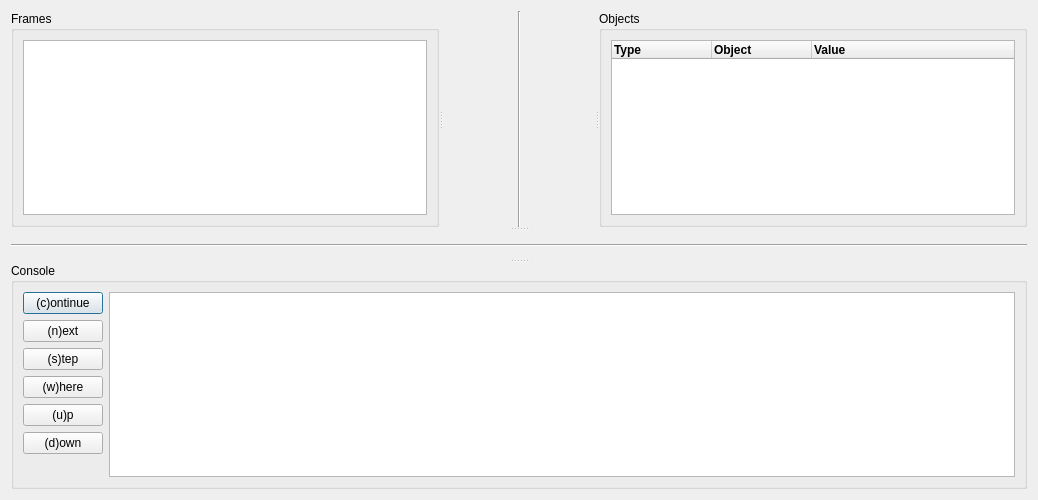
This is helpus/resource/ui/main.ui in tov101/HelpUs as Qt 5 draws it before an edit. The edited form follows.
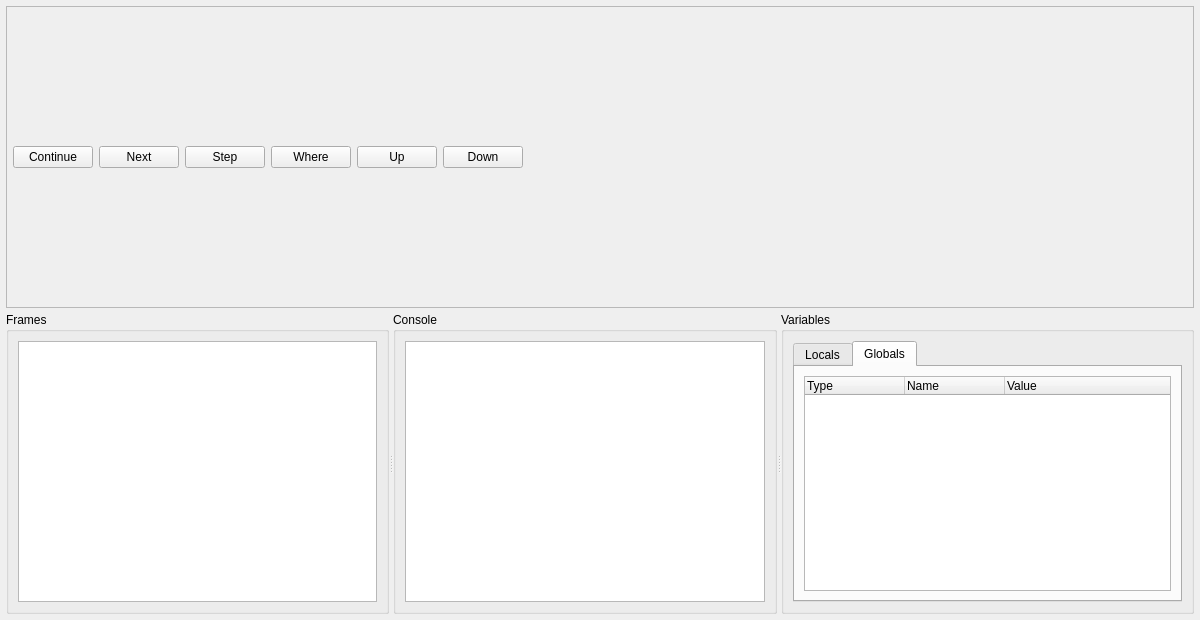
This is the edited form. The open tabs and pages were chosen to show the change. Icons and pictures are not drawn.

Commit message:
Redesign UI to three-column layout (Option C)
- Toolbar row at top: Continue/Next/Step/Where/Up/Down buttons
  with tooltips and pdb_command property for clean dispatch
- Single horizontal QSplitter: Frames | Console | Variables (20/50/30%)
- Variables panel: QTabWidget with separate Locals and Globals trees
- frames.py: add tw_globals, _populate_trees() helper, fix str(name)
  for list/set indices in tree items, simplify __refresh
- buttons.py: dispatch via property('pdb_command') with fallback
- main.ui: updated to match new structure (Qt Designer reference)

Diff of the .ui file:
```diff
--- a/helpus/resource/ui/main.ui
+++ b/helpus/resource/ui/main.ui
@@ -6,8 +6,8 @@
    <rect>
     <x>0</x>
     <y>0</y>
-    <width>1038</width>
-    <height>500</height>
+    <width>1200</width>
+    <height>620</height>
    </rect>
   </property>
   <property name="windowTitle">
@@ -17,202 +17,165 @@
    <iconset resource="../resource.qrc">
     <normaloff>:/snake.ico</normaloff>:/snake.ico</iconset>
   </property>
-  <layout class="QGridLayout" name="gridLayout_3">
-   <item row="0" column="0">
-    <widget class="QSplitter" name="splitter_2">
+  <layout class="QVBoxLayout" name="rootLayout">
+   <property name="spacing">
+    <number>4</number>
+   </property>
+   <property name="leftMargin">
+    <number>6</number>
+   </property>
+   <property name="topMargin">
+    <number>6</number>
+   </property>
+   <property name="rightMargin">
+    <number>6</number>
+   </property>
+   <property name="bottomMargin">
+    <number>6</number>
+   </property>
+   <!-- Toolbar row -->
+   <item>
+    <widget class="QFrame" name="toolbar">
+     <property name="frameShape">
+      <enum>QFrame::StyledPanel</enum>
+     </property>
+     <property name="frameShadow">
+      <enum>QFrame::Raised</enum>
+     </property>
+     <layout class="QHBoxLayout" name="toolbarLayout">
+      <property name="spacing">
+       <number>6</number>
+      </property>
+      <property name="leftMargin">
+       <number>6</number>
+      </property>
+      <property name="topMargin">
+       <number>3</number>
+      </property>
+      <property name="rightMargin">
+       <number>6</number>
+      </property>
+      <property name="bottomMargin">
+       <number>3</number>
+      </property>
+      <item>
+       <widget class="QPushButton" name="pb_continue">
+        <property name="text"><string>Continue</string></property>
+        <property name="toolTip"><string>Continue execution  [c]</string></property>
+        <property name="focusPolicy"><enum>Qt::NoFocus</enum></property>
+       </widget>
+      </item>
+      <item>
+       <widget class="QPushButton" name="pb_next">
+        <property name="text"><string>Next</string></property>
+        <property name="toolTip"><string>Step over next line  [n]</string></property>
+        <property name="focusPolicy"><enum>Qt::NoFocus</enum></property>
+       </widget>
+      </item>
+      <item>
+       <widget class="QPushButton" name="pb_step">
+        <property name="text"><string>Step</string></property>
+        <property name="toolTip"><string>Step into function call  [s]</string></property>
+        <property name="focusPolicy"><enum>Qt::NoFocus</enum></property>
+       </widget>
+      </item>
+      <item>
+       <widget class="QPushButton" name="pb_where">
+        <property name="text"><string>Where</string></property>
+        <property name="toolTip"><string>Show current position  [w]</string></property>
+        <property name="focusPolicy"><enum>Qt::NoFocus</enum></property>
+       </widget>
+      </item>
+      <item>
+       <widget class="QPushButton" name="pb_up">
+        <property name="text"><string>Up</string></property>
+        <property name="toolTip"><string>Move up one stack frame  [u]</string></property>
+        <property name="focusPolicy"><enum>Qt::NoFocus</enum></property>
+       </widget>
+      </item>
+      <item>
+       <widget class="QPushButton" name="pb_down">
+        <property name="text"><string>Down</string></property>
+        <property name="toolTip"><string>Move down one stack frame  [d]</string></property>
+        <property name="focusPolicy"><enum>Qt::NoFocus</enum></property>
+       </widget>
+      </item>
+      <item>
+       <spacer name="toolbarSpacer">
+        <property name="orientation"><enum>Qt::Horizontal</enum></property>
+        <property name="sizeHint" stdset="0">
+         <size><width>40</width><height>20</height></size>
+        </property>
+       </spacer>
+      </item>
+     </layout>
+    </widget>
+   </item>
+   <!-- Three-column splitter -->
+   <item>
+    <widget class="QSplitter" name="splitter">
      <property name="orientation">
-      <enum>Qt::Vertical</enum>
+      <enum>Qt::Horizontal</enum>
      </property>
      <property name="childrenCollapsible">
       <bool>false</bool>
      </property>
-     <widget class="QSplitter" name="splitter">
-      <property name="orientation">
-       <enum>Qt::Horizontal</enum>
-      </property>
-      <property name="childrenCollapsible">
-       <bool>false</bool>
-      </property>
-      <widget class="QGroupBox" name="groupBox">
-       <property name="sizePolicy">
-        <sizepolicy hsizetype="Maximum" vsizetype="Preferred">
-         <horstretch>0</horstretch>
-         <verstretch>0</verstretch>
-        </sizepolicy>
-       </property>
-       <property name="title">
-        <string>Frames</string>
-       </property>
-       <layout class="QGridLayout" name="gridLayout">
-        <item row="0" column="0">
-         <widget class="QListWidget" name="lw_frames">
-          <property name="sizePolicy">
-           <sizepolicy hsizetype="Expanding" vsizetype="Expanding">
-            <horstretch>0</horstretch>
-            <verstretch>0</verstretch>
-           </sizepolicy>
-          </property>
-         </widget>
-        </item>
-       </layout>
-      </widget>
-      <widget class="Line" name="line">
-       <property name="orientation">
-        <enum>Qt::Vertical</enum>
-       </property>
-      </widget>
-      <widget class="QGroupBox" name="groupBox_2">
-       <property name="title">
-        <string>Objects</string>
-       </property>
-       <layout class="QGridLayout" name="gridLayout_2">
-        <item row="0" column="0">
-         <widget class="QTreeWidget" name="tw_objects">
-          <property name="showDropIndicator" stdset="0">
-           <bool>false</bool>
-          </property>
-          <property name="alternatingRowColors">
-           <bool>true</bool>
-          </property>
-          <property name="selectionBehavior">
-           <enum>QAbstractItemView::SelectItems</enum>
-          </property>
-          <property name="horizontalScrollMode">
-           <enum>QAbstractItemView::ScrollPerPixel</enum>
-          </property>
-          <property name="indentation">
-           <number>10</number>
-          </property>
-          <property name="uniformRowHeights">
-           <bool>true</bool>
-          </property>
-          <property name="animated">
-           <bool>false</bool>
-          </property>
-          <property name="allColumnsShowFocus">
-           <bool>false</bool>
-          </property>
-          <property name="headerHidden">
-           <bool>false</bool>
-          </property>
-          <attribute name="headerVisible">
-           <bool>true</bool>
-          </attribute>
-          <attribute name="headerHighlightSections">
-           <bool>false</bool>
-          </attribute>
-          <column>
-           <property name="text">
-            <string>Type</string>
-           </property>
-           <property name="font">
-            <font>
-             <italic>false</italic>
-             <bold>true</bold>
-            </font>
-           </property>
-          </column>
-          <column>
-           <property name="text">
-            <string>Object</string>
-           </property>
-           <property name="font">
-            <font>
-             <italic>false</italic>
-             <bold>true</bold>
-            </font>
-           </property>
-          </column>
-          <column>
-           <property name="text">
-            <string>Value</string>
-           </property>
-           <property name="font">
-            <font>
-             <italic>false</italic>
-             <bold>true</bold>
-            </font>
-           </property>
-          </column>
-         </widget>
-        </item>
-       </layout>
-      </widget>
+     <!-- Column 1: Frames -->
+     <widget class="QGroupBox" name="groupBox">
+      <property name="title"><string>Frames</string></property>
+      <layout class="QVBoxLayout" name="framesLayout">
+       <item>
+        <widget class="QListWidget" name="lw_frames"/>
+       </item>
+      </layout>
      </widget>
-     <widget class="Line" name="line_2">
-      <property name="orientation">
-       <enum>Qt::Horizontal</enum>
-      </property>
-     </widget>
+     <!-- Column 2: Console -->
      <widget class="QGroupBox" name="groupBox_3">
-      <property name="title">
-       <string>Console</string>
-      </property>
-      <layout class="QHBoxLayout" name="horizontalLayout">
-       <item>
-        <layout class="QVBoxLayout" name="verticalLayout">
-         <item>
-          <widget class="QPushButton" name="pb_continue">
-           <property name="text">
-            <string>(c)ontinue</string>
-           </property>
-          </widget>
-         </item>
-         <item>
-          <widget class="QPushButton" name="pb_next">
-           <property name="text">
-            <string>(n)ext</string>
-           </property>
-          </widget>
-         </item>
-         <item>
-          <widget class="QPushButton" name="pb_step">
-           <property name="text">
-            <string>(s)tep</string>
-           </property>
-          </widget>
-         </item>
-         <item>
-          <widget class="QPushButton" name="pb_where">
-           <property name="text">
-            <string>(w)here</string>
-           </property>
-          </widget>
-         </item>
-         <item>
-          <widget class="QPushButton" name="pb_up">
-           <property name="text">
-            <string>(u)p</string>
-           </property>
-          </widget>
-         </item>
-         <item>
-          <widget class="QPushButton" name="pb_down">
-           <property name="text">
-            <string>(d)own</string>
-           </property>
-          </widget>
-         </item>
-         <item>
-          <spacer name="verticalSpacer">
-           <property name="orientation">
-            <enum>Qt::Vertical</enum>
-           </property>
-           <property name="sizeHint" stdset="0">
-            <size>
-             <width>20</width>
-             <height>40</height>
-            </size>
-           </property>
-          </spacer>
-         </item>
-        </layout>
-       </item>
+      <property name="title"><string>Console</string></property>
+      <layout class="QVBoxLayout" name="consoleLayout">
        <item>
         <widget class="QTextEdit" name="te_console"/>
        </item>
       </layout>
      </widget>
+     <!-- Column 3: Variables (Locals / Globals tabs) -->
+     <widget class="QGroupBox" name="groupBox_2">
+      <property name="title"><string>Variables</string></property>
+      <layout class="QVBoxLayout" name="varsLayout">
+       <item>
+        <widget class="QTabWidget" name="tab_variables">
+         <widget class="QWidget" name="tab_locals">
+          <attribute name="title"><string>Locals</string></attribute>
+          <layout class="QVBoxLayout">
+           <item>
+            <widget class="QTreeWidget" name="tw_objects">
+             <property name="alternatingRowColors"><bool>true</bool></property>
+             <property name="indentation"><number>10</number></property>
+             <column><property name="text"><string>Type</string></property></column>
+             <column><property name="text"><string>Name</string></property></column>
+             <column><property name="text"><string>Value</string></property></column>
+            </widget>
+           </item>
+          </layout>
+         </widget>
+         <widget class="QWidget" name="tab_globals">
+          <attribute name="title"><string>Globals</string></attribute>
+          <layout class="QVBoxLayout">
+           <item>
+            <widget class="QTreeWidget" name="tw_globals">
+             <property name="alternatingRowColors"><bool>true</bool></property>
+             <property name="indentation"><number>10</number></property>
+             <column><property name="text"><string>Type</string></property></column>
+             <column><property name="text"><string>Name</string></property></column>
+             <column><property name="text"><string>Value</string></property></column>
+            </widget>
+           </item>
+          </layout>
+         </widget>
+        </widget>
+       </item>
+      </layout>
+     </widget>
     </widget>
    </item>
   </layout>
```
The commit also changes 3 other files.
